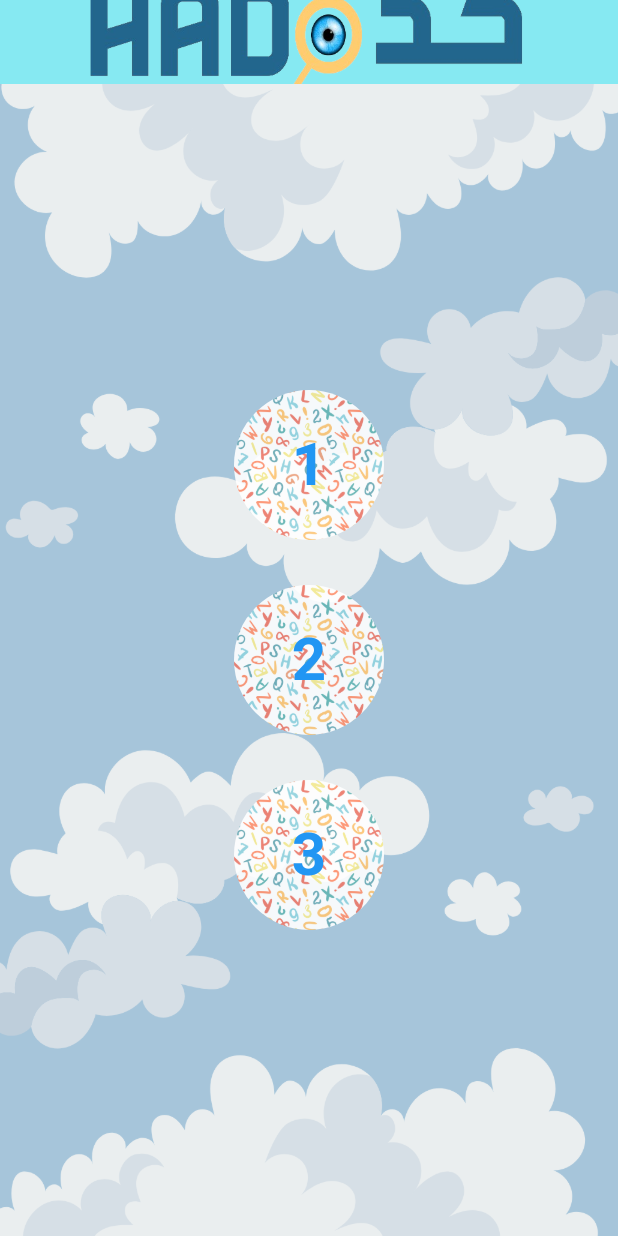
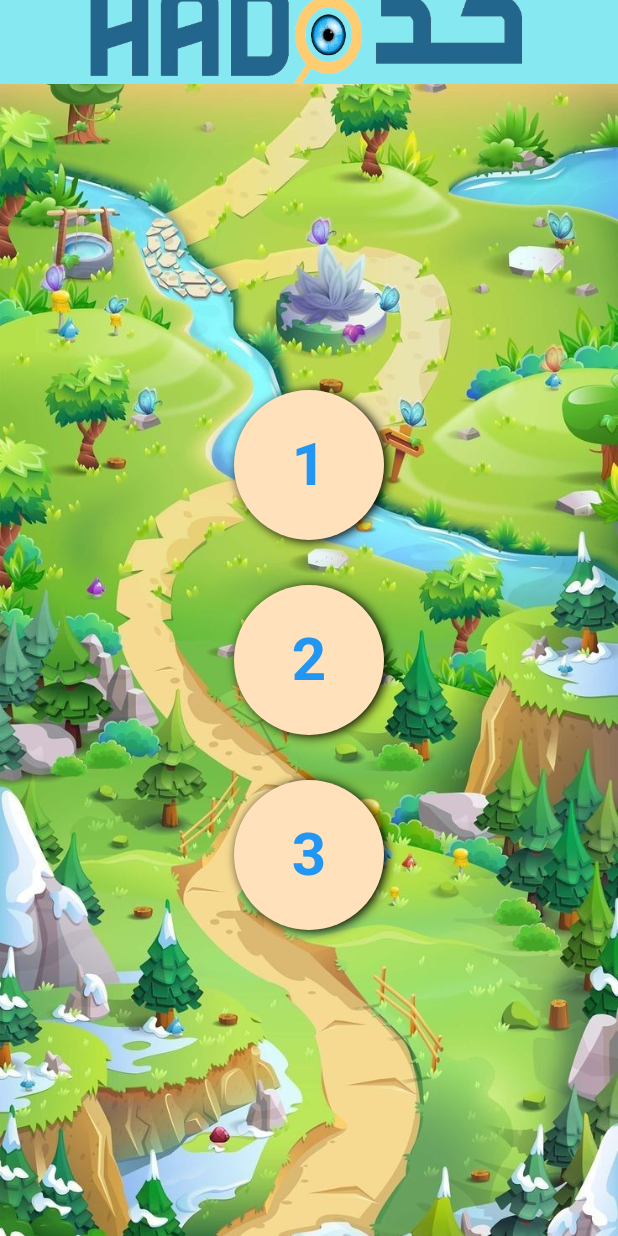
Before and after one commit to realnoura/GP2, a Flutter app: the Menus screen opened directly, on a phone screen of 412 x 824 dp. Run offline on Flutter 3.47's test engine with Material 3 defaults, Android fonts, the phone set to English and light mode, and no system bars.

Commit message:
t3delat noni menu  page

```diff
--- a/hadq/lib/almosa/menu.dart
+++ b/hadq/lib/almosa/menu.dart
@@ -38,7 +38,7 @@ class Menus extends StatelessWidget{
       body: Container(
           decoration: const BoxDecoration(
             image: DecorationImage(
-              image: AssetImage("asset/cloudBackground .png"),
+              image: AssetImage("asset/menup.jpg"),
               fit: BoxFit.cover,
             ),
           ),
@@ -54,12 +54,20 @@ class Menus extends StatelessWidget{
                     width: 100,
                     height: 100,
                     decoration: BoxDecoration(
-                      image: const DecorationImage(
-                        image: AssetImage('asset/wordWander.png'),
-                        fit: BoxFit.cover,
-                        opacity: 0.9
-                      ),
+                      // image: const DecorationImage(
+                      //   image: AssetImage('asset/wordWander.png'),
+                      //   fit: BoxFit.cover,
+                      //   opacity: 0.9
+                      // ),
+                      color: const Color.fromARGB(255, 255, 226, 188),
                       borderRadius: BorderRadius.circular(60),
+                      boxShadow:const [
+                        BoxShadow(
+                          blurRadius:5 ,
+                          offset: Offset(2, 1)
+                          )
+                          ]
+                      // borderRadius: BorderRadius.circular(60),
                     ),
                     child: const Center(
                       child: Text(
@@ -86,12 +94,19 @@ class Menus extends StatelessWidget{
                     width: 100,
                     height: 100,
                     decoration: BoxDecoration(
-                      image: const DecorationImage(
-                        image: AssetImage('asset/wordWander.png'),
-                        fit: BoxFit.cover,
-                        opacity: 0.9
-                      ),
+                      // image: const DecorationImage(
+                      //   image: AssetImage('asset/wordWander.png'),
+                      //   fit: BoxFit.cover,
+                      //   opacity: 0.9
+                      // ),
+                      color: const Color.fromARGB(255, 255, 226, 188),
                       borderRadius: BorderRadius.circular(60),
+                      boxShadow:const [
+                        BoxShadow(
+                          blurRadius:5 ,
+                          offset: Offset(2, 1)
+                          )
+                          ]
                     ),
                     child: const Center(
                       child: Text(
@@ -117,12 +132,20 @@ class Menus extends StatelessWidget{
                     width: 100,
                     height: 100,
                     decoration: BoxDecoration(
-                      image: const DecorationImage(
-                        image: AssetImage('asset/wordWander.png'),
-                        fit: BoxFit.cover,
-                        opacity: .9
-                      ),
+                      // image: const DecorationImage(
+                      //   image: AssetImage('asset/wordWander.png'),
+                      //   fit: BoxFit.cover,
+                      //   opacity: .9
+                      // ),
+                      color: const Color.fromARGB(255, 255, 226, 188),
                       borderRadius: BorderRadius.circular(60),
+                      boxShadow:const [
+                        BoxShadow(
+                          blurRadius:5 ,
+                          offset: Offset(2, 1)
+                          )
+                          ]
+                      // borderRadius: BorderRadius.circular(60),
                     ),
                     child: const Center(
                       child: Text(
--- a/hadq/pubspec.yaml
+++ b/hadq/pubspec.yaml
@@ -65,6 +65,7 @@ flutter:
     - asset/eye-Trail.png
     - asset/wordWander.png
     - asset/colorCatch.png
+    - asset/menup.jpg
 
   # An image asset can refer to one or more resolution-specific "variants", see
   # https://flutter.dev/assets-and-images/#resolution-aware
```
Also changed, not shown: hadq/asset/menup.jpg (added).
